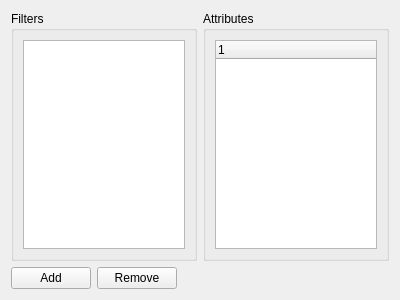
First picture: the form in src/plugins/help/filtersettingspage.ui, repository qt-creator/qt-creator, before the edit.
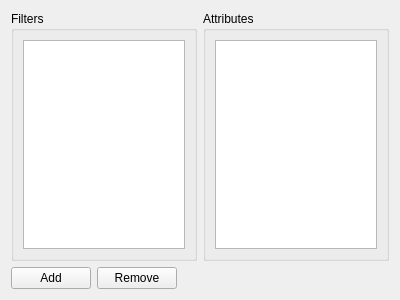
Second picture: the form after the edit.

The edit to the form file:
```diff
--- a/src/plugins/help/filtersettingspage.ui
+++ b/src/plugins/help/filtersettingspage.ui
@@ -42,6 +42,12 @@
           <property name="uniformRowHeights">
            <bool>true</bool>
           </property>
+          <attribute name="headerVisible">
+           <bool>false</bool>
+          </attribute>
+          <attribute name="headerVisible">
+           <bool>false</bool>
+          </attribute>
           <column>
            <property name="text">
             <string>1</string>
```
Left out of the diff: 23 changed lines with no effect on the pictures.
